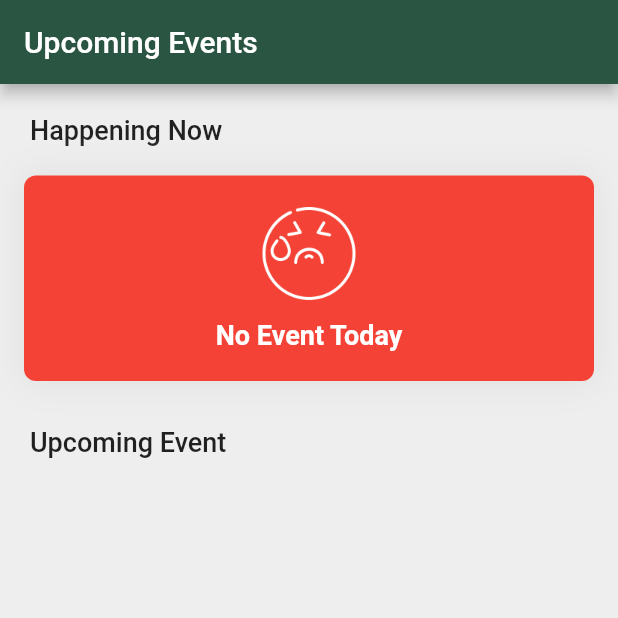
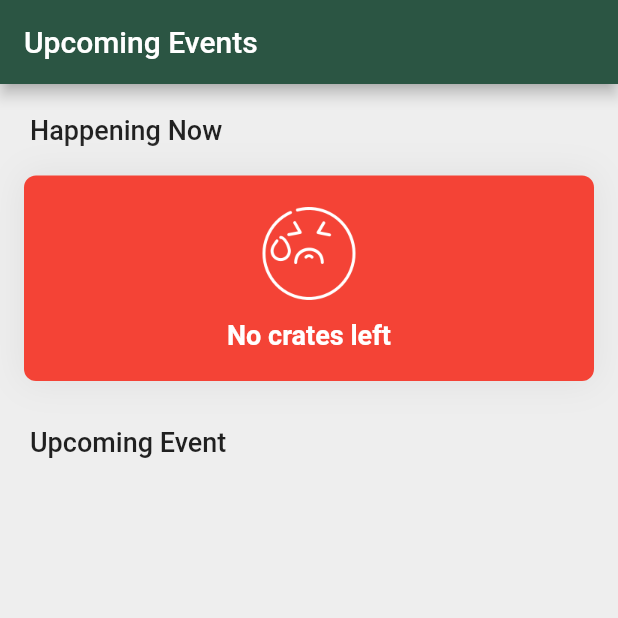
Before and after one commit to hipporasy/beerwarden, a Flutter app: the screen it shows after launch, on a phone screen of 412 x 824 dp, the top half of it. Run offline on Flutter 3.47's test engine with Material 2 defaults, Android fonts, the phone set to English and light mode, and no system bars; our stand-ins replace flutter_local_notifications, get, hive, hive_flutter, shared_preferences, timezone; accounts and stored records are empty.

Commit message:
[FIXED]: Issue go below zero

```diff
--- a/lib/controllers/event_controller.dart
+++ b/lib/controllers/event_controller.dart
@@ -2,6 +2,7 @@ import 'dart:io';
 import 'dart:math';
 
 import 'package:beerwarden/common/notification_service.dart';
+import 'package:beerwarden/models/member.dart';
 import 'package:flutter/material.dart';
 import 'package:get/get.dart';
 import 'package:hive/hive.dart';
@@ -151,6 +152,9 @@ class EventController extends GetxController {
   }
 
   deleteEvent(Events event) async {
+    if (event == happeningEvent.value) {
+      isConfirm.value = false;
+    }
     events.remove(event);
     var box = await Hive.openBox('db');
     box.put('events', events.toList());
@@ -219,7 +223,14 @@ class EventController extends GetxController {
   }
 
   bool hasMember() {
-    return _memberController.members.value.isNotEmpty;
+    if (_memberController.members.value.isEmpty) {
+      return false;
+    }
+    int crateCount = 0;
+    for (Member member in _memberController.members.value) {
+      crateCount += member.beerCrate;
+    }
+    return crateCount > 0;
   }
 
   occurrenceIfNeeded() async {
--- a/lib/controllers/member_controller.dart
+++ b/lib/controllers/member_controller.dart
@@ -134,6 +134,9 @@ class MemberController extends GetxController {
       var crateNumber = element.beerCrate > number
           ? element.beerCrate - number
           : element.beerCrate;
+      if (element.beerCrate == 0) {
+        continue;
+      }
       var duplicatedIds =
           Iterable.generate(crateNumber).toList().map((e) => element.id);
       ids.addAll(duplicatedIds);
--- a/lib/views/upcoming_event_screen.dart
+++ b/lib/views/upcoming_event_screen.dart
@@ -151,9 +151,9 @@ class UpcomingEventScreen extends StatelessWidget {
         const SizedBox(
           height: 12,
         ),
-        const Text(
-          "No Event Today",
-          style: TextStyle(
+        Text(
+          controller.hasMember() ? "No Event Today" : "No crates left",
+          style: const TextStyle(
             fontSize: 18,
             fontWeight: FontWeight.bold,
             color: Colors.white,
@@ -235,7 +235,7 @@ class UpcomingEventScreen extends StatelessWidget {
     showDialog(
         context: context,
         builder: (context) => const AlertDialog(
-              content: Text("Please add member first!"),
+              content: Text("Either Member or Beer Crate is Empty"),
             ));
   }
 }
```
Also changed, not shown: lib/views/view_event_screen.dart (+8 -2 lines).
